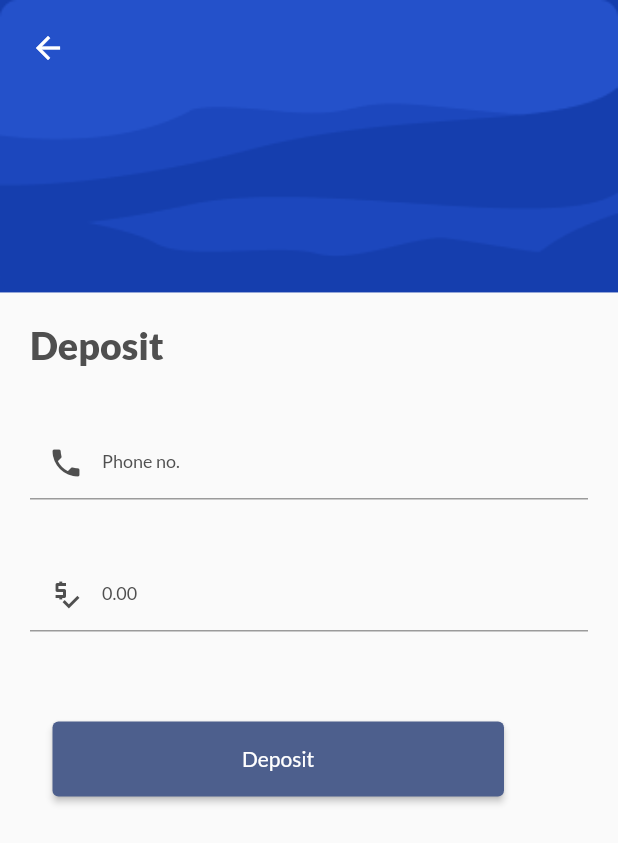
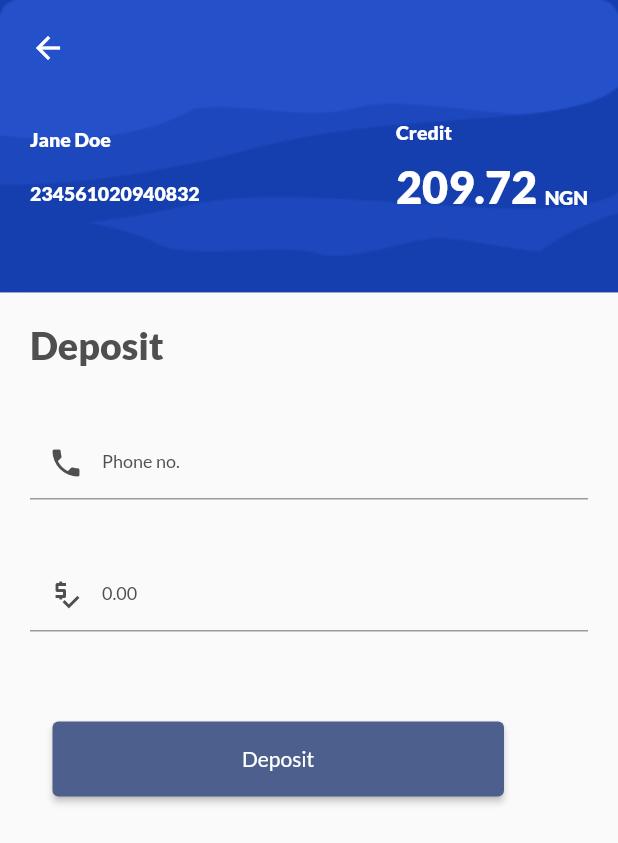
Before and after one commit to sobuur0/super_agent_with_flutter, a Flutter app: the DepositsPage screen opened directly, on a phone screen of 412 x 824 dp. Shown: the top 843 px of the screen. Run offline on Flutter 3.47's test engine with Material 2 defaults, Android fonts, the phone set to English and light mode, and no system bars; our stand-ins replace google_fonts.

Commit message:
completed UI for deposits_page

```diff
--- a/lib/presentation/pages/deposits_page.dart
+++ b/lib/presentation/pages/deposits_page.dart
@@ -37,6 +37,74 @@ class _DepositsPageState extends State<DepositsPage> {
                             Icons.arrow_back,
                             color: Colors.white,
                           ),
+                        ),
+                      ],
+                    ),
+                  ),
+                  Padding(
+                    padding: const EdgeInsets.fromLTRB(20, 80, 20, 0),
+                    child: Row(
+                      mainAxisAlignment: MainAxisAlignment.spaceBetween,
+                      children: <Widget>[
+                        Column(
+                          crossAxisAlignment: CrossAxisAlignment.start,
+                          mainAxisAlignment: MainAxisAlignment.start,
+                          children: <Widget>[
+                            Text(
+                              'Jane Doe',
+                              style: AppStyles.latoBold(
+                                color: Colors.white,
+                                size: 13,
+                              ),
+                            ),
+                            SizedBox(
+                              height: 20,
+                            ),
+                            Text(
+                              '234561020940832',
+                              style: AppStyles.latoBold(
+                                color: Colors.white,
+                                size: 13,
+                              ),
+                            ),
+                          ],
+                        ),
+                        Column(
+                          crossAxisAlignment: CrossAxisAlignment.start,
+                          children: <Widget>[
+                            Text(
+                              'Credit',
+                              style: AppStyles.latoBold(
+                                color: Colors.white,
+                                size: 13,
+                              ),
+                            ),
+                            SizedBox(
+                              height: 10,
+                            ),
+                            Row(
+                              children: [
+                                Text(
+                                  '209.72',
+                                  style: AppStyles.latoBold(
+                                      color: Colors.white, size: 30),
+                                ),
+                                SizedBox(
+                                  width: 5,
+                                ),
+                                Padding(
+                                  padding: const EdgeInsets.fromLTRB(0, 15, 0, 0),
+                                  child: Text(
+                                    'NGN',
+                                    style: AppStyles.latoBold(
+                                      color: Colors.white,
+                                      size: 13,
+                                    ),
+                                  ),
+                                ),
+                              ],
+                            ),
+                          ],
                         ),
                       ],
                     ),
--- a/lib/presentation/pages/home_page.dart
+++ b/lib/presentation/pages/home_page.dart
@@ -75,7 +75,7 @@ class _HomePageState extends State<HomePage> {
                                   padding:
                                       const EdgeInsets.fromLTRB(0, 25, 0, 0),
                                   child: Text(
-                                    'GHC',
+                                    'NGN',
                                     style: AppStyles.latoRegular(
                                       size: 12,
                                       color: Colors.white,
```
